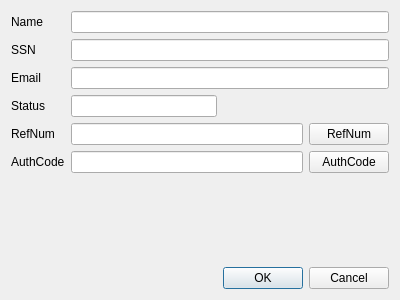
jykim74/CertMan, file CAMan/user_dlg.ui: the form before one commit.
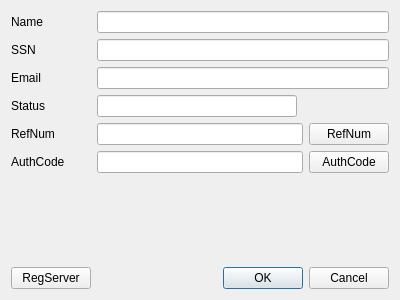
The form after the commit.

The edit to the form file:
```diff
--- a/CAMan/user_dlg.ui
+++ b/CAMan/user_dlg.ui
@@ -91,16 +91,6 @@
    <item row="6" column="1" colspan="2">
     <widget class="QLineEdit" name="mAuthCodeText"/>
    </item>
-   <item row="8" column="2" colspan="2">
-    <widget class="QDialogButtonBox" name="buttonBox">
-     <property name="orientation">
-      <enum>Qt::Horizontal</enum>
-     </property>
-     <property name="standardButtons">
-      <set>QDialogButtonBox::Cancel|QDialogButtonBox::Ok</set>
-     </property>
-    </widget>
-   </item>
    <item row="3" column="0">
     <widget class="QLabel" name="label_5">
      <property name="text">
@@ -111,6 +101,23 @@
    <item row="3" column="1">
     <widget class="QLineEdit" name="mStatusText"/>
    </item>
+   <item row="8" column="0">
+    <widget class="QPushButton" name="mRegServerBtn">
+     <property name="text">
+      <string>RegServer</string>
+     </property>
+    </widget>
+   </item>
+   <item row="8" column="1" colspan="3">
+    <widget class="QDialogButtonBox" name="buttonBox">
+     <property name="orientation">
+      <enum>Qt::Horizontal</enum>
+     </property>
+     <property name="standardButtons">
+      <set>QDialogButtonBox::Cancel|QDialogButtonBox::Ok</set>
+     </property>
+    </widget>
+   </item>
   </layout>
  </widget>
  <resources/>
```
